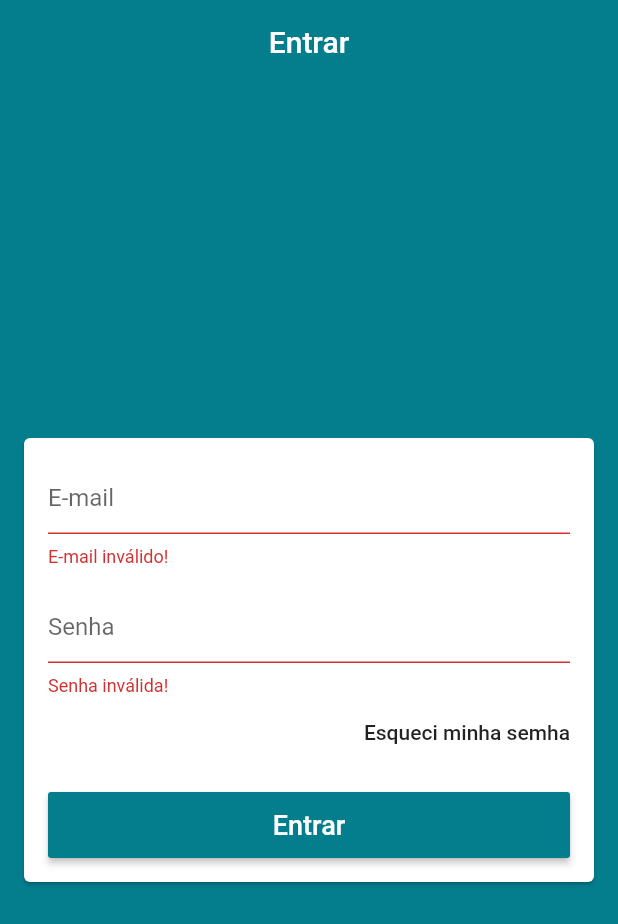
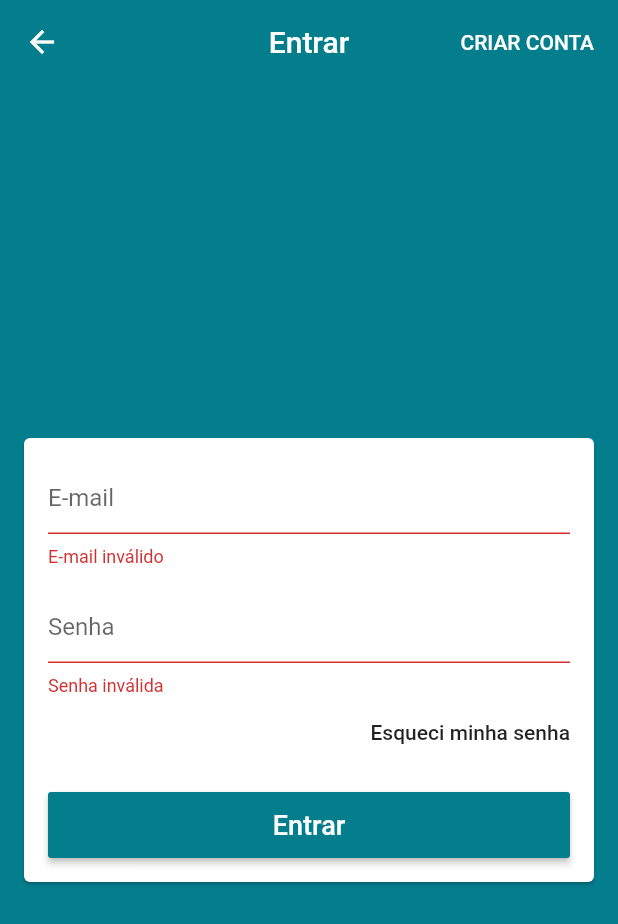
Before and after one commit to GilbertoSavisky/loja_virtual, a Flutter app: the screen it shows after launch, after a tap on "Entrar", on a phone screen of 412 x 824 dp. Shown: the top 924 px of the screen. Run offline on Flutter 3.47's test engine with Material 2 defaults, Android fonts, the phone set to English and light mode, and no system bars; our stand-ins replace firebase_auth; accounts and stored records are empty.

Commit message:
criado tela de login, tela de cadastro

```diff
--- a/lib/main.dart
+++ b/lib/main.dart
@@ -1,29 +1,45 @@
-import 'package:cloud_firestore/cloud_firestore.dart';
-import 'package:flutter/cupertino.dart';
 import 'package:flutter/material.dart';
+import 'package:lojavirtualgigabyte/models/user_manager.dart';
 import 'package:lojavirtualgigabyte/screens/base/base_screen.dart';
 import 'package:lojavirtualgigabyte/screens/login/login_screen.dart';
+import 'package:lojavirtualgigabyte/screens/signup/signup_screen.dart';
+import 'package:provider/provider.dart';
 
 void main() {
   runApp(MyApp());
-  Firestore.instance.collection('teste').add({'teste': 'teste'});
 }
 
 class MyApp extends StatelessWidget {
   @override
   Widget build(BuildContext context) {
-    return MaterialApp(
-      title: 'Loja',
-      theme: ThemeData(
-        primaryColor: const Color.fromARGB(255, 4, 125, 141),
-        scaffoldBackgroundColor: const Color.fromARGB(255, 4, 125, 141),
-        appBarTheme: AppBarTheme(
-          elevation: 0
+    return ChangeNotifierProvider(
+      create: (_) => UserManager(),
+      child: MaterialApp(
+        title: 'Loja do Daniel',
+        debugShowCheckedModeBanner: false,
+        theme: ThemeData(
+          primaryColor: const Color.fromARGB(255, 4, 125, 141),
+          scaffoldBackgroundColor: const Color.fromARGB(255, 4, 125, 141),
+          appBarTheme: const AppBarTheme(
+              elevation: 0
+          ),
+          visualDensity: VisualDensity.adaptivePlatformDensity,
         ),
-        visualDensity: VisualDensity.adaptivePlatformDensity,
+        initialRoute: '/base',
+        onGenerateRoute: (settings){
+          switch(settings.name){
+            case '/signup':
+              return MaterialPageRoute(
+                builder: (_) => SignUpScreen()
+              );
+            case '/base':
+            default:
+              return MaterialPageRoute(
+                builder: (_) => BaseScreen()
+              );
+          }
+        },
       ),
-      debugShowCheckedModeBanner: false,
-      home: LoginScreen(),
     );
   }
 }
--- a/lib/models/page_manager.dart
+++ b/lib/models/page_manager.dart
@@ -4,7 +4,7 @@ class PageManager{
 
   PageManager(this._pageController);
 
-  PageController _pageController;
+  final PageController _pageController;
 
   int page = 0;
   void setPage(int value){
--- /dev/null
+++ b/lib/models/user.dart
@@ -0,0 +1,9 @@
+class User{
+
+  User({this.email, this.senha, this.nome});
+
+  String nome;
+  String email;
+  String senha;
+  String confirmSenha;
+}
--- /dev/null
+++ b/lib/models/user_manager.dart
@@ -0,0 +1,47 @@
+import 'package:firebase_auth/firebase_auth.dart';
+import 'package:flutter/cupertino.dart';
+import 'package:flutter/services.dart';
+import 'package:lojavirtualgigabyte/helpers/firebase_errors.dart';
+import 'package:lojavirtualgigabyte/models/user.dart';
+
+class UserManager extends ChangeNotifier {
+
+  UserManager(){
+    _loadCurrentUser();
+  }
+
+  final FirebaseAuth auth = FirebaseAuth.instance;
+
+  FirebaseUser user;
+
+  bool _loading = false;
+  bool get loading => _loading;
+
+  Future<void> signIn({User user, Function onFail, Function onSuccess}) async {
+    loading = true;
+    try {
+      final AuthResult result = await auth.signInWithEmailAndPassword(
+          email: user.email, password: user.senha);
+
+      this.user = result.user;
+
+      onSuccess();
+    } on PlatformException catch (e){
+      onFail(getErrorString(e.code));
+    }
+    loading = false;
+  }
+
+  set loading(bool value){
+    _loading = value;
+    notifyListeners();
+  }
+
+  Future<void> _loadCurrentUser() async {
+    final FirebaseUser currentUser = await auth.currentUser();
+    if(currentUser != null){
+      user = currentUser;
+    }
+    notifyListeners();
+  }
+}
--- a/lib/screens/base/base_screen.dart
+++ b/lib/screens/base/base_screen.dart
@@ -1,6 +1,7 @@
 import 'package:flutter/material.dart';
 import 'package:lojavirtualgigabyte/common/custon_drawer/custom_drawer.dart';
 import 'package:lojavirtualgigabyte/models/page_manager.dart';
+import 'package:lojavirtualgigabyte/screens/login/login_screen.dart';
 import 'package:provider/provider.dart';
 
 class BaseScreen extends StatelessWidget {
@@ -14,10 +15,7 @@ class BaseScreen extends StatelessWidget {
         controller: pageController,
         physics: NeverScrollableScrollPhysics(),
         children: [
-          Scaffold(
-            drawer: CustomDrawer(),
-            appBar: AppBar(title: Text('Home')),
-          ),
+          LoginScreen(),
           Scaffold(
             drawer: CustomDrawer(),
             appBar: AppBar(title: Text('Produtos')),
--- a/lib/screens/login/login_screen.dart
+++ b/lib/screens/login/login_screen.dart
@@ -1,84 +1,127 @@
-import 'package:flutter/cupertino.dart';
+import 'package:lojavirtualgigabyte/helpers/validadores.dart';
+import 'package:lojavirtualgigabyte/models/user.dart';
+import 'package:lojavirtualgigabyte/models/user_manager.dart';
+import 'package:provider/provider.dart';
 import 'package:flutter/material.dart';
-import 'package:lojavirtualgigabyte/helpers/validadores.dart';
 
 class LoginScreen extends StatelessWidget {
 
-  final GlobalKey<FormState> _formKey = GlobalKey();
-  final TextEditingController _emailController = TextEditingController();
-  final TextEditingController _senhaController = TextEditingController();
+  final TextEditingController emailController = TextEditingController();
+  final TextEditingController passController = TextEditingController();
+
+  final GlobalKey<FormState> formKey = GlobalKey<FormState>();
+  final GlobalKey<ScaffoldState> scaffoldKey = GlobalKey<ScaffoldState>();
+
   @override
   Widget build(BuildContext context) {
     return Scaffold(
+      key: scaffoldKey,
       appBar: AppBar(
-        title: Text('Entrar'),
+        title: const Text('Entrar'),
         centerTitle: true,
+        actions: [
+          FlatButton(
+            onPressed: (){
+              Navigator.of(context).pushReplacementNamed('/signup');
+            },
+            child: Text('CRIAR CONTA', style: TextStyle(fontSize: 14),),
+            textColor: Colors.white,
+          ),
+        ],
       ),
       body: Center(
         child: Card(
-          margin: EdgeInsets.symmetric(horizontal: 16),
+          margin: const EdgeInsets.symmetric(horizontal: 16),
           child: Form(
-            key: _formKey,
-            child: ListView(
-              padding: EdgeInsets.all(16),
+            key: formKey,
+            child: Consumer<UserManager>(
+              builder: (_, userManager, child){
+                return ListView(
+                  padding: const EdgeInsets.all(16),
                   shrinkWrap: true,
-              children: [
+                  children: <Widget>[
                     TextFormField(
-                  controller: _emailController,
-                  decoration: InputDecoration(
-                    hintText: 'E-mail',
-                  ),
+                      controller: emailController,
+                      enabled: !userManager.loading,
+                      decoration: const InputDecoration(hintText: 'E-mail'),
                       keyboardType: TextInputType.emailAddress,
                       autocorrect: false,
-                  validator: (email) {
-                    if(!emailValid(email)){
-                      return 'E-mail inválido!';
-                    } else {
+                      validator: (email){
+                        if(!emailValid(email))
+                          return 'E-mail inválido';
                         return null;
-                    }
                       },
                     ),
-                SizedBox(
-                  height: 16,
-                ),
+                    const SizedBox(height: 16,),
                     TextFormField(
-                  controller: _senhaController,
-                  decoration: InputDecoration(
-                    hintText: 'Senha',
-                  ),
+                      controller: passController,
+                      enabled: !userManager.loading,
+                      decoration: const InputDecoration(hintText: 'Senha'),
                       autocorrect: false,
                       obscureText: true,
-                  validator: (senha) {
-                    if(senha.isEmpty || senha.length < 6){
-                      return 'Senha inválida!';
-                    } else {
+                      validator: (pass){
+                        if(pass.isEmpty || pass.length < 6)
+                          return 'Senha inválida';
                         return null;
-                    }
                       },
                     ),
-                Align(
-                  alignment: Alignment.centerRight,
-                  child: FlatButton(
-                    child: Text('Esqueci minha semha'),
-                    padding: EdgeInsets.zero,
-                    onPressed: (){},
-                  ),
-                ),
-                SizedBox(
-                  height: 16,
-                ),
+                    child,
+                    const SizedBox(height: 16,),
                     SizedBox(
                       height: 44,
                       child: RaisedButton(
-                    onPressed: (){
-                      _formKey.currentState.validate();
+                        onPressed: userManager.loading ? null : (){
+                          if(formKey.currentState.validate()){
+                            userManager.signIn(
+                                user: User(
+                                    email: emailController.text,
+                                    senha: passController.text
+                                ),
+                                onFail: (e){
+                                  scaffoldKey.currentState.showSnackBar(
+                                      SnackBar(
+                                        content: Text('Falha ao entrar: $e'),
+                                        backgroundColor: Colors.red,
+                                      )
+                                  );
                                 },
-                    child: Text('Entrar', style: TextStyle(fontSize: 18),),
+                                onSuccess: (){
+                                  // TODO: FECHAR TELA DE LOGIN
+                                }
+                            );
+                          }
+                        },
                         color: Theme.of(context).primaryColor,
+                        disabledColor: Theme.of(context).primaryColor
+                            .withAlpha(100),
                         textColor: Colors.white,
+                        child: userManager.loading ?
+                        CircularProgressIndicator(
+                          valueColor: AlwaysStoppedAnimation(Colors.white),
+                        ) :
+                        const Text(
+                          'Entrar',
+                          style: TextStyle(
+                              fontSize: 18
                           ),
                         ),
+                      ),
+                    )
                   ],
+                );
+              },
+              child: Align(
+                alignment: Alignment.centerRight,
+                child: FlatButton(
+                  onPressed: (){
+
+                  },
+                  padding: EdgeInsets.zero,
+                  child: const Text(
+                      'Esqueci minha senha'
+                  ),
+                ),
+              ),
             ),
           ),
         ),
```
Also changed, not shown: lib/helpers/firebase_errors.dart (added, +25 -0 lines), lib/screens/signup/signup_screen.dart (added, +111 -0 lines), pubspec.yaml (+5 -4 lines), 1 other file. Lines whose indentation alone changed are shown as unchanged.
